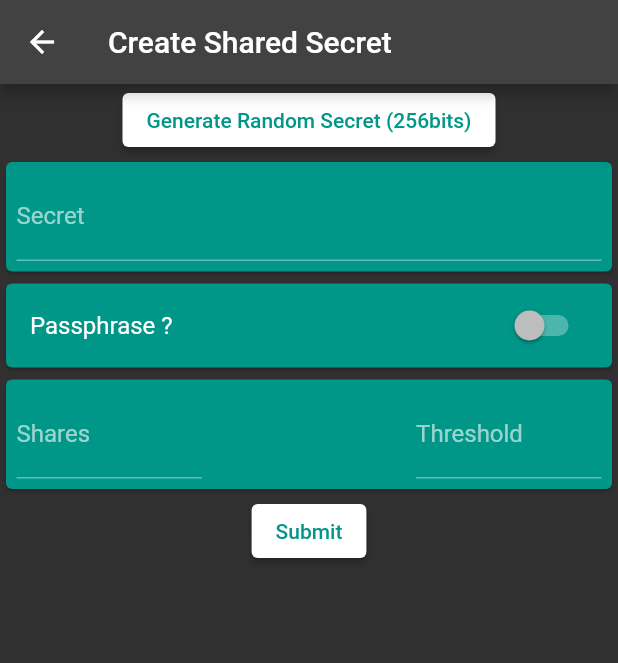
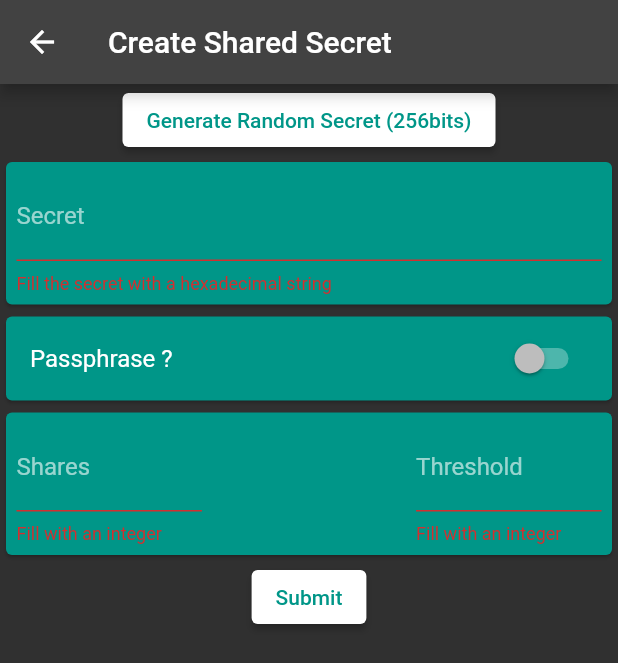
Before and after one commit to ethicnology/subterfuge, a Flutter app: the CreateSecretScreen screen opened directly, after a tap on "Submit", on a phone screen of 412 x 824 dp. Shown: the top 663 px of the screen. Run offline on Flutter 3.47's test engine with Material 2 defaults, Android fonts, the phone set to English and light mode, and no system bars; our stand-ins replace convert; missing offline and left inert: slip39.

Commit message:
feat: snackbar warns about entropy and form validators

```diff
--- a/lib/screen/create_secret.dart
+++ b/lib/screen/create_secret.dart
@@ -51,6 +51,12 @@ class _CreateSecretScreenState extends State<CreateSecretScreen> {
                   setState(() {
                     secret.text = hex.encode(randomValues);
                   });
+                  ScaffoldMessenger.of(context).showSnackBar(
+                    const SnackBar(
+                      content:
+                          Text('You should provide your own source of entropy'),
+                    ),
+                  );
                 },
                 child: const Text('Generate Random Secret (256bits)'),
               ),
@@ -62,8 +68,15 @@ class _CreateSecretScreenState extends State<CreateSecretScreen> {
                         controller: secret,
                         decoration: const InputDecoration(
                           border: UnderlineInputBorder(),
+                          hintText: 'eg. 0123456789abcdef0123456789ABCDEF',
                           labelText: 'Secret',
                         ),
+                        validator: (value) {
+                          if (value == null || value.isEmpty) {
+                            return 'Fill the secret with a hexadecimal string';
+                          }
+                          return null;
+                        },
                       ))),
               Card(
                   color: Colors.teal,
@@ -83,8 +96,10 @@ class _CreateSecretScreenState extends State<CreateSecretScreen> {
                             enableSuggestions: false,
                             autocorrect: false,
                             controller: passphrase,
-                            decoration:
-                                const InputDecoration(labelText: 'Passphrase'),
+                            decoration: const InputDecoration(
+                              labelText: 'Passphrase',
+                              hintText: 'eg. MySecretPassphrase',
+                            ),
                           )),
                   ])),
               Card(
@@ -105,6 +120,13 @@ class _CreateSecretScreenState extends State<CreateSecretScreen> {
                                       border: UnderlineInputBorder(),
                                       labelText: 'Shares',
                                     ),
+                                    validator: (value) {
+                                      if (value == null ||
+                                          int.tryParse(value) == null) {
+                                        return 'Fill with an integer';
+                                      }
+                                      return null;
+                                    },
                                   ))),
                           Flexible(
                               child: SizedBox(
@@ -117,6 +139,13 @@ class _CreateSecretScreenState extends State<CreateSecretScreen> {
                                       border: UnderlineInputBorder(),
                                       labelText: 'Threshold',
                                     ),
+                                    validator: (value) {
+                                      if (value == null ||
+                                          int.tryParse(value) == null) {
+                                        return 'Fill with an integer';
+                                      }
+                                      return null;
+                                    },
                                   ))),
                         ],
                       ))),
@@ -126,6 +155,11 @@ class _CreateSecretScreenState extends State<CreateSecretScreen> {
                   onPrimary: Colors.teal,
                 ),
                 onPressed: () {
+                  if (_formKey.currentState!.validate()) {
+                    ScaffoldMessenger.of(context).showSnackBar(
+                      const SnackBar(content: Text('Processing')),
+                    );
+                  }
                   List<List<int>> scheme = [
                     for (var i = 0; i < int.parse(shares.text); i++) [1, 1]
                   ];
```
Also changed, not shown: lib/screen/recover_secret.dart (+15 -2 lines).
